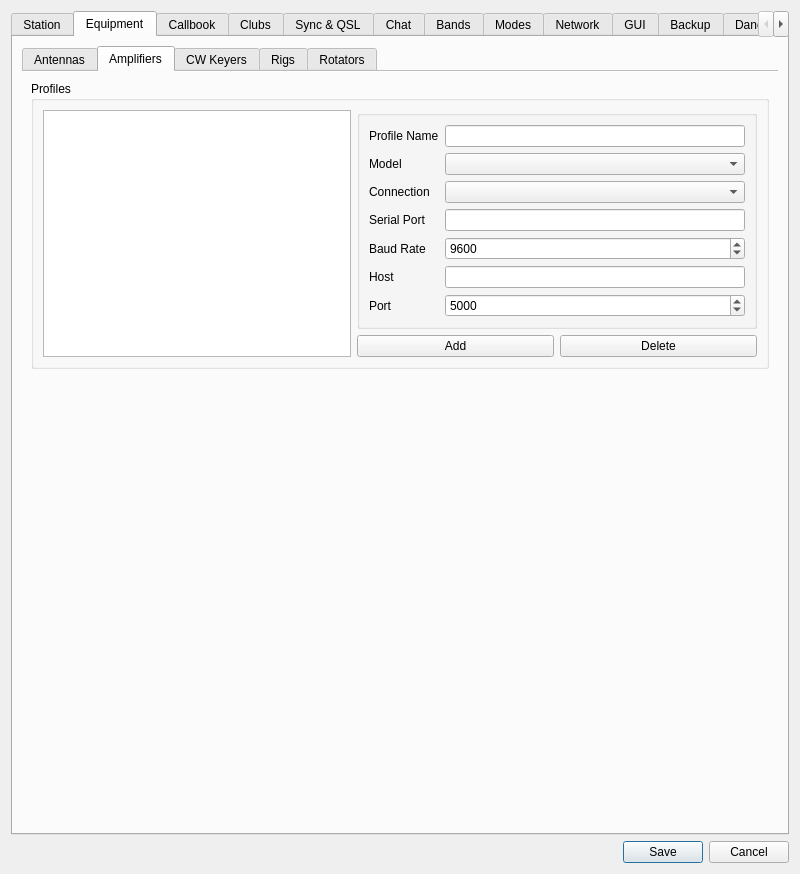
Old version of the form ui/SettingsDialog.ui in the repository aa5sh/QLog.
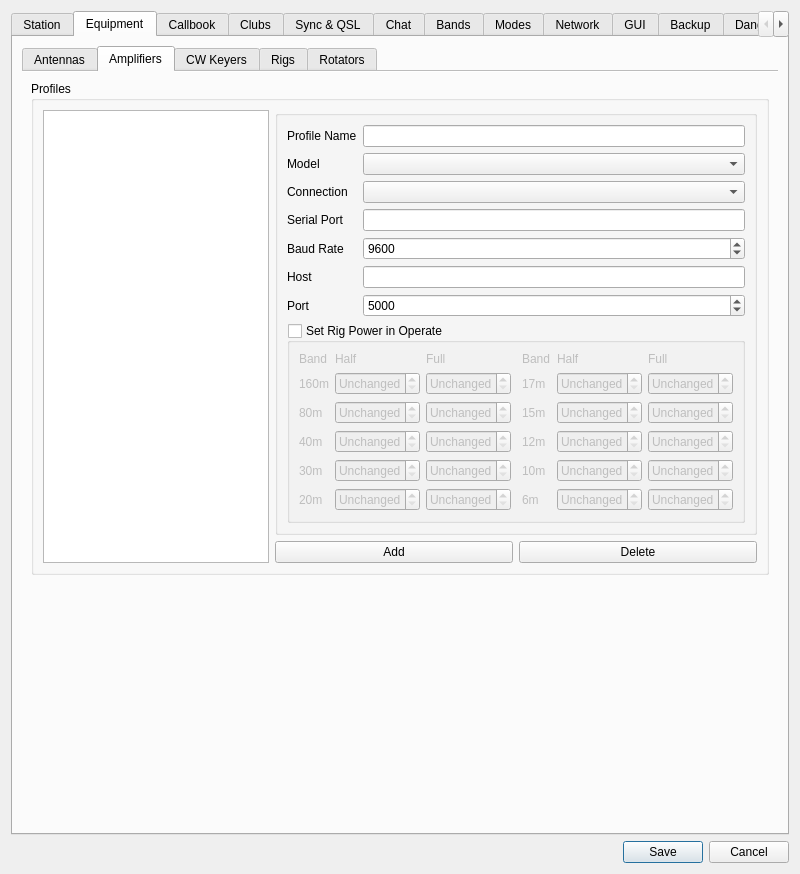
New version of the form. The open tabs and pages were chosen to show the change. Icons and pictures are not drawn. Custom widgets are drawn as their Qt base class.

Commit message: spe amp per band power settings

Patch:
```diff
--- a/ui/SettingsDialog.ui
+++ b/ui/SettingsDialog.ui
@@ -912,6 +912,469 @@
                   </property>
                  </widget>
                 </item>
+                <item row="7" column="0" colspan="2">
+                 <widget class="QGroupBox" name="amplifierDrivePowerGroup">
+                  <property name="toolTip">
+                   <string>When the amplifier switches to Operate, save the rig power and set it for the band and Half/Full mode. The saved power is restored on Standby.</string>
+                  </property>
+                  <property name="title">
+                   <string>Set Rig Power in Operate</string>
+                  </property>
+                  <property name="checkable">
+                   <bool>true</bool>
+                  </property>
+                  <property name="checked">
+                   <bool>false</bool>
+                  </property>
+                  <layout class="QGridLayout" name="gridLayout_AmplifierDrivePower">
+                   <item row="0" column="0">
+                    <widget class="QLabel" name="amplifierDriveBandHeader0">
+                     <property name="text">
+                      <string>Band</string>
+                     </property>
+                    </widget>
+                   </item>
+                   <item row="0" column="1">
+                    <widget class="QLabel" name="amplifierDriveHalfHeader0">
+                     <property name="text">
+                      <string>Half</string>
+                     </property>
+                    </widget>
+                   </item>
+                   <item row="0" column="2">
+                    <widget class="QLabel" name="amplifierDriveFullHeader0">
+                     <property name="text">
+                      <string>Full</string>
+                     </property>
+                    </widget>
+                   </item>
+                   <item row="0" column="4">
+                    <widget class="QLabel" name="amplifierDriveBandHeader1">
+                     <property name="text">
+                      <string>Band</string>
+                     </property>
+                    </widget>
+                   </item>
+                   <item row="0" column="5">
+                    <widget class="QLabel" name="amplifierDriveHalfHeader1">
+                     <property name="text">
+                      <string>Half</string>
+                     </property>
+                    </widget>
+                   </item>
+                   <item row="0" column="6">
+                    <widget class="QLabel" name="amplifierDriveFullHeader1">
+                     <property name="text">
+                      <string>Full</string>
+                     </property>
+                    </widget>
+                   </item>
+                   <item row="1" column="0">
+                    <widget class="QLabel" name="amplifierDriveBandLabel0">
+                     <property name="text">
+                      <string notr="true">160m</string>
+                     </property>
+                    </widget>
+                   </item>
+                   <item row="1" column="1">
+                    <widget class="QSpinBox" name="amplifierHalfDriveSpin0">
+                     <property name="toolTip">
+                      <string>Rig power in Operate with the amplifier in Half mode</string>
+                     </property>
+                     <property name="specialValueText">
+                      <string>Unchanged</string>
+                     </property>
+                     <property name="suffix">
+                      <string> W</string>
+                     </property>
+                     <property name="maximum">
+                      <number>200</number>
+                     </property>
+                    </widget>
+                   </item>
+                   <item row="1" column="2">
+                    <widget class="QSpinBox" name="amplifierFullDriveSpin0">
+                     <property name="toolTip">
+                      <string>Rig power in Operate with the amplifier in Full mode</string>
+                     </property>
+                     <property name="specialValueText">
+                      <string>Unchanged</string>
+                     </property>
+                     <property name="suffix">
+                      <string> W</string>
+                     </property>
+                     <property name="maximum">
+                      <number>200</number>
+                     </property>
+                    </widget>
+                   </item>
+                   <item row="2" column="0">
+                    <widget class="QLabel" name="amplifierDriveBandLabel1">
+                     <property name="text">
+                      <string notr="true">80m</string>
+                     </property>
+                    </widget>
+                   </item>
+                   <item row="2" column="1">
+                    <widget class="QSpinBox" name="amplifierHalfDriveSpin1">
+                     <property name="toolTip">
+                      <string>Rig power in Operate with the amplifier in Half mode</string>
+                     </property>
+                     <property name="specialValueText">
+                      <string>Unchanged</string>
+                     </property>
+                     <property name="suffix">
+                      <string> W</string>
+                     </property>
+                     <property name="maximum">
+                      <number>200</number>
+                     </property>
+                    </widget>
+                   </item>
+                   <item row="2" column="2">
+                    <widget class="QSpinBox" name="amplifierFullDriveSpin1">
+                     <property name="toolTip">
+                      <string>Rig power in Operate with the amplifier in Full mode</string>
+                     </property>
+                     <property name="specialValueText">
+                      <string>Unchanged</string>
+                     </property>
+                     <property name="suffix">
+                      <string> W</string>
+                     </property>
+                     <property name="maximum">
+                      <number>200</number>
+                     </property>
+                    </widget>
+                   </item>
+                   <item row="3" column="0">
+                    <widget class="QLabel" name="amplifierDriveBandLabel2">
+                     <property name="text">
+                      <string notr="true">40m</string>
+                     </property>
+                    </widget>
+                   </item>
+                   <item row="3" column="1">
+                    <widget class="QSpinBox" name="amplifierHalfDriveSpin2">
+                     <property name="toolTip">
+                      <string>Rig power in Operate with the amplifier in Half mode</string>
+                     </property>
+                     <property name="specialValueText">
+                      <string>Unchanged</string>
+                     </property>
+                     <property name="suffix">
+                      <string> W</string>
+                     </property>
+                     <property name="maximum">
+                      <number>200</number>
+                     </property>
+                    </widget>
+                   </item>
+                   <item row="3" column="2">
+                    <widget class="QSpinBox" name="amplifierFullDriveSpin2">
+                     <property name="toolTip">
+                      <string>Rig power in Operate with the amplifier in Full mode</string>
+                     </property>
+                     <property name="specialValueText">
+                      <string>Unchanged</string>
+                     </property>
+                     <property name="suffix">
+                      <string> W</string>
+                     </property>
+                     <property name="maximum">
+                      <number>200</number>
+                     </property>
+                    </widget>
+                   </item>
+                   <item row="4" column="0">
+                    <widget class="QLabel" name="amplifierDriveBandLabel3">
+                     <property name="text">
+                      <string notr="true">30m</string>
+                     </property>
+                    </widget>
+                   </item>
+                   <item row="4" column="1">
+                    <widget class="QSpinBox" name="amplifierHalfDriveSpin3">
+                     <property name="toolTip">
+                      <string>Rig power in Operate with the amplifier in Half mode</string>
+                     </property>
+                     <property name="specialValueText">
+                      <string>Unchanged</string>
+                     </property>
+                     <property name="suffix">
+                      <string> W</string>
+                     </property>
+                     <property name="maximum">
+                      <number>200</number>
+                     </property>
+                    </widget>
+                   </item>
+                   <item row="4" column="2">
+                    <widget class="QSpinBox" name="amplifierFullDriveSpin3">
+                     <property name="toolTip">
+                      <string>Rig power in Operate with the amplifier in Full mode</string>
+                     </property>
+                     <property name="specialValueText">
+                      <string>Unchanged</string>
+                     </property>
+                     <property name="suffix">
+                      <string> W</string>
+                     </property>
+                     <property name="maximum">
+                      <number>200</number>
+                     </property>
+                    </widget>
+                   </item>
+                   <item row="5" column="0">
+                    <widget class="QLabel" name="amplifierDriveBandLabel4">
+                     <property name="text">
+                      <string notr="true">20m</string>
+                     </property>
+                    </widget>
+                   </item>
+                   <item row="5" column="1">
+                    <widget class="QSpinBox" name="amplifierHalfDriveSpin4">
+                     <property name="toolTip">
+                      <string>Rig power in Operate with the amplifier in Half mode</string>
+                     </property>
+                     <property name="specialValueText">
+                      <string>Unchanged</string>
+                     </property>
+                     <property name="suffix">
+                      <string> W</string>
+                     </property>
+                     <property name="maximum">
+                      <number>200</number>
+                     </property>
+                    </widget>
+                   </item>
+                   <item row="5" column="2">
+                    <widget class="QSpinBox" name="amplifierFullDriveSpin4">
+                     <property name="toolTip">
+                      <string>Rig power in Operate with the amplifier in Full mode</string>
+                     </property>
+                     <property name="specialValueText">
+                      <string>Unchanged</string>
+                     </property>
+                     <property name="suffix">
+                      <string> W</string>
+                     </property>
+                     <property name="maximum">
+                      <number>200</number>
+                     </property>
+                    </widget>
+                   </item>
+                   <item row="1" column="4">
+                    <widget class="QLabel" name="amplifierDriveBandLabel5">
+                     <property name="text">
+                      <string notr="true">17m</string>
+                     </property>
+                    </widget>
+                   </item>
+                   <item row="1" column="5">
+                    <widget class="QSpinBox" name="amplifierHalfDriveSpin5">
+                     <property name="toolTip">
+                      <string>Rig power in Operate with the amplifier in Half mode</string>
+                     </property>
+                     <property name="specialValueText">
+                      <string>Unchanged</string>
+                     </property>
+                     <property name="suffix">
+                      <string> W</string>
+                     </property>
+                     <property name="maximum">
+                      <number>200</number>
+                     </property>
+                    </widget>
+                   </item>
+                   <item row="1" column="6">
+                    <widget class="QSpinBox" name="amplifierFullDriveSpin5">
+                     <property name="toolTip">
+                      <string>Rig power in Operate with the amplifier in Full mode</string>
+                     </property>
+                     <property name="specialValueText">
+                      <string>Unchanged</string>
+                     </property>
+                     <property name="suffix">
+                      <string> W</string>
+                     </property>
+                     <property name="maximum">
+                      <number>200</number>
+                     </property>
+                    </widget>
+                   </item>
+                   <item row="2" column="4">
+                    <widget class="QLabel" name="amplifierDriveBandLabel6">
+                     <property name="text">
+                      <string notr="true">15m</string>
+                     </property>
+                    </widget>
+                   </item>
+                   <item row="2" column="5">
+                    <widget class="QSpinBox" name="amplifierHalfDriveSpin6">
+                     <property name="toolTip">
+                      <string>Rig power in Operate with the amplifier in Half mode</string>
+                     </property>
+                     <property name="specialValueText">
+                      <string>Unchanged</string>
+                     </property>
+                     <property name="suffix">
+                      <string> W</string>
+                     </property>
+                     <property name="maximum">
+                      <number>200</number>
+                     </property>
+                    </widget>
+                   </item>
+                   <item row="2" column="6">
+                    <widget class="QSpinBox" name="amplifierFullDriveSpin6">
+                     <property name="toolTip">
+                      <string>Rig power in Operate with the amplifier in Full mode</string>
+                     </property>
+                     <property name="specialValueText">
+                      <string>Unchanged</string>
+                     </property>
+                     <property name="suffix">
+                      <string> W</string>
+                     </property>
+                     <property name="maximum">
+                      <number>200</number>
+                     </property>
+                    </widget>
+                   </item>
+                   <item row="3" column="4">
+                    <widget class="QLabel" name="amplifierDriveBandLabel7">
+                     <property name="text">
+                      <string notr="true">12m</string>
+                     </property>
+                    </widget>
+                   </item>
+                   <item row="3" column="5">
+                    <widget class="QSpinBox" name="amplifierHalfDriveSpin7">
+                     <property name="toolTip">
+                      <string>Rig power in Operate with the amplifier in Half mode</string>
+                     </property>
+                     <property name="specialValueText">
+                      <string>Unchanged</string>
+                     </property>
+                     <property name="suffix">
+                      <string> W</string>
+                     </property>
+                     <property name="maximum">
+                      <number>200</number>
+                     </property>
+                    </widget>
+                   </item>
+                   <item row="3" column="6">
+                    <widget class="QSpinBox" name="amplifierFullDriveSpin7">
+                     <property name="toolTip">
+                      <string>Rig power in Operate with the amplifier in Full mode</string>
+                     </property>
+                     <property name="specialValueText">
+                      <string>Unchanged</string>
+                     </property>
+                     <property name="suffix">
+                      <string> W</string>
+                     </property>
+                     <property name="maximum">
+                      <number>200</number>
+                     </property>
+                    </widget>
+                   </item>
+                   <item row="4" column="4">
+                    <widget class="QLabel" name="amplifierDriveBandLabel8">
+                     <property name="text">
+                      <string notr="true">10m</string>
+                     </property>
+                    </widget>
+                   </item>
+                   <item row="4" column="5">
+                    <widget class="QSpinBox" name="amplifierHalfDriveSpin8">
+                     <property name="toolTip">
+                      <string>Rig power in Operate with the amplifier in Half mode</string>
+                     </property>
+                     <property name="specialValueText">
+                      <string>Unchanged</string>
+                     </property>
+                     <property name="suffix">
+                      <string> W</string>
+                     </property>
+                     <property name="maximum">
+                      <number>200</number>
+                     </property>
+                    </widget>
+                   </item>
+                   <item row="4" column="6">
+                    <widget class="QSpinBox" name="amplifierFullDriveSpin8">
+                     <property name="toolTip">
+                      <string>Rig power in Operate with the amplifier in Full mode</string>
+                     </property>
+                     <property name="specialValueText">
+                      <string>Unchanged</string>
+                     </property>
+                     <property name="suffix">
+                      <string> W</string>
+                     </property>
+                     <property name="maximum">
+                      <number>200</number>
+                     </property>
+                    </widget>
+                   </item>
+                   <item row="5" column="4">
+                    <widget class="QLabel" name="amplifierDriveBandLabel9">
+                     <property name="text">
+                      <string notr="true">6m</string>
+                     </property>
+                    </widget>
+                   </item>
+                   <item row="5" column="5">
+                    <widget class="QSpinBox" name="amplifierHalfDriveSpin9">
+                     <property name="toolTip">
+                      <string>Rig power in Operate with the amplifier in Half mode</string>
+                     </property>
+                     <property name="specialValueText">
+                      <string>Unchanged</string>
+                     </property>
+                     <property name="suffix">
+                      <string> W</string>
+                     </property>
+                     <property name="maximum">
+                      <number>200</number>
+                     </property>
+                    </widget>
+                   </item>
+                   <item row="5" column="6">
+                    <widget class="QSpinBox" name="amplifierFullDriveSpin9">
+                     <property name="toolTip">
+                      <string>Rig power in Operate with the amplifier in Full mode</string>
+                     </property>
+                     <property name="specialValueText">
+                      <string>Unchanged</string>
+                     </property>
+                     <property name="suffix">
+                      <string> W</string>
+                     </property>
+                     <property name="maximum">
+                      <number>200</number>
+                     </property>
+                    </widget>
+                   </item>
+                   <item row="0" column="3" rowspan="6">
+                    <spacer name="amplifierDriveSpacer">
+                     <property name="orientation">
+                      <enum>Qt::Horizontal</enum>
+                     </property>
+                     <property name="sizeHint" stdset="0">
+                      <size>
+                       <width>20</width>
+                       <height>0</height>
+                      </size>
+                     </property>
+                    </spacer>
+                   </item>
+                  </layout>
+                 </widget>
+                </item>
                </layout>
               </widget>
              </item>
```
The commit also changes 14 other files.
